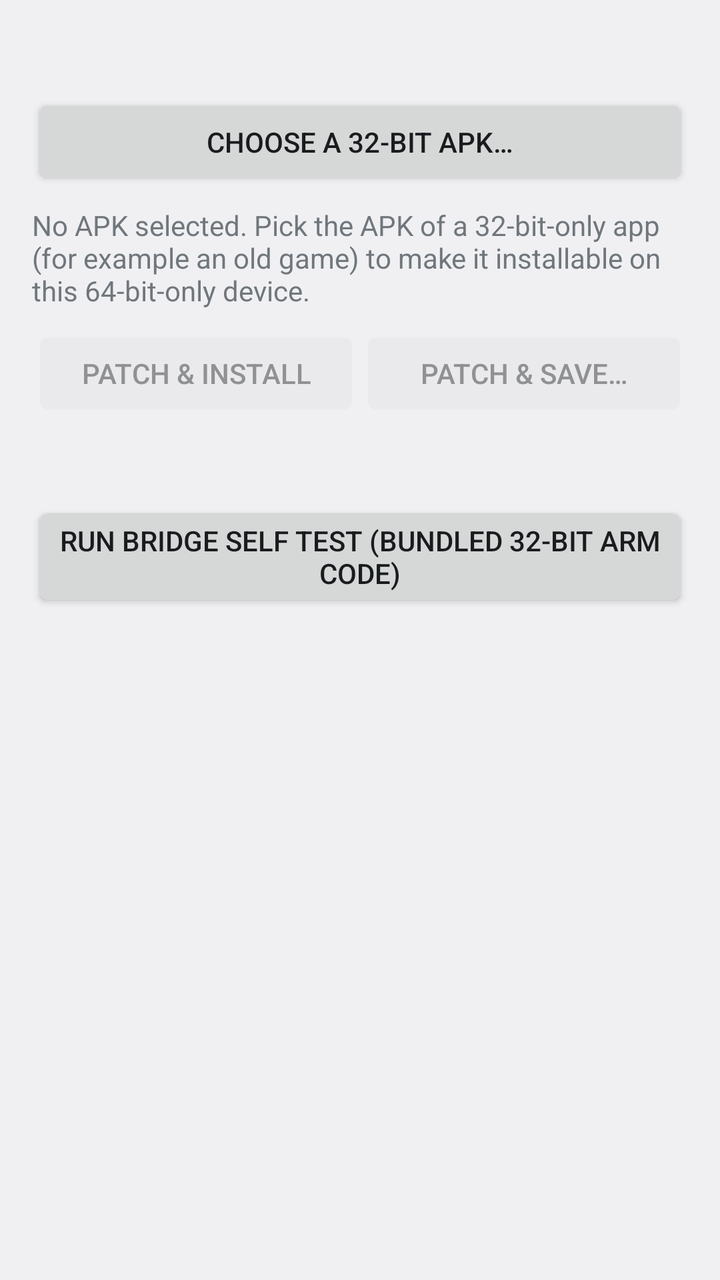
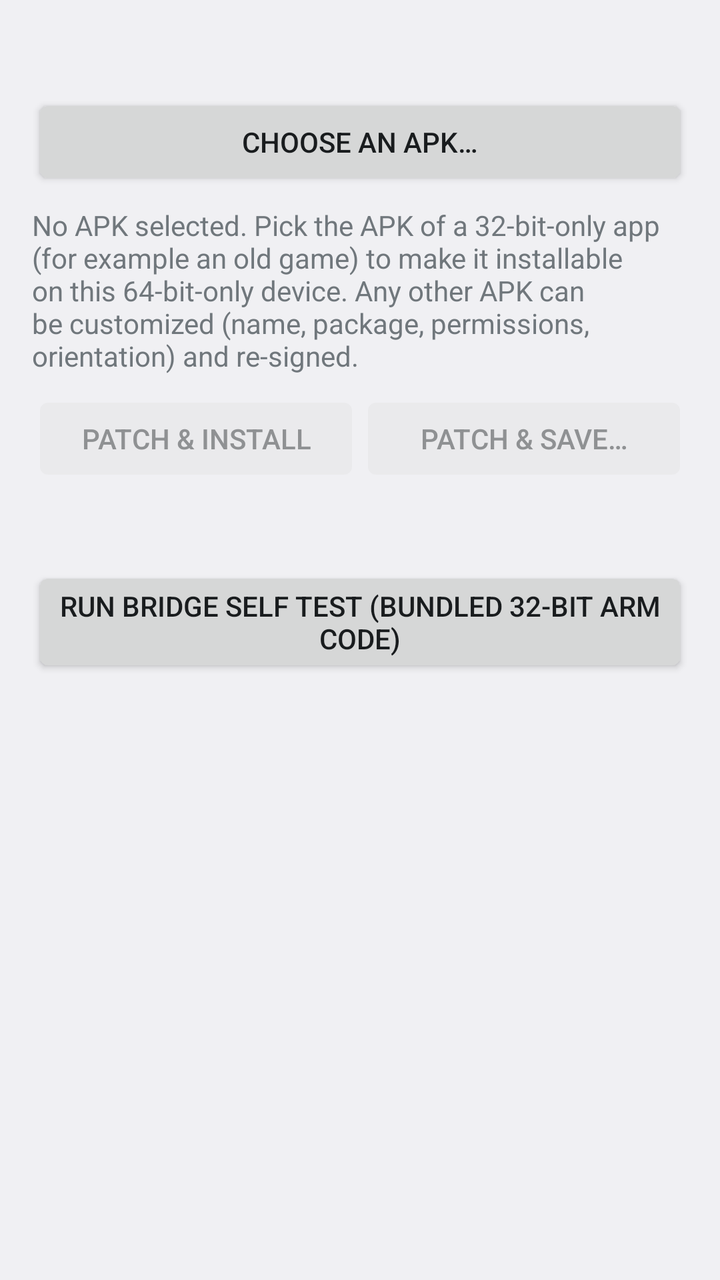

An Android layout rendered at two revisions. The XML below is the earlier revision; the diff shows what the commit changed to produce the second picture.
<!-- AndroidManifest.xml: application theme android:Theme.DeviceDefault.Light.DarkActionBar -->
<!-- res/layout/activity_main.xml -->
<?xml version="1.0" encoding="utf-8"?>
<ScrollView xmlns:android="http://schemas.android.com/apk/res/android"
    android:layout_width="match_parent"
    android:layout_height="match_parent"
    android:fitsSystemWindows="true"
    android:fillViewport="true">

    <LinearLayout
        android:layout_width="match_parent"
        android:layout_height="wrap_content"
        android:orientation="vertical"
        android:padding="16dp">

        <TextView
            android:id="@+id/deviceInfo"
            android:layout_width="match_parent"
            android:layout_height="wrap_content"
            android:textAppearance="?android:attr/textAppearanceSmall" />

        <Button
            android:id="@+id/pickButton"
            android:layout_width="match_parent"
            android:layout_height="wrap_content"
            android:layout_marginTop="12dp"
            android:text="@string/pick_apk" />

        <TextView
            android:id="@+id/apkInfo"
            android:layout_width="match_parent"
            android:layout_height="wrap_content"
            android:layout_marginTop="8dp"
            android:text="@string/no_apk"
            android:textIsSelectable="true" />

        <CheckBox
            android:id="@+id/raiseTargetSdk"
            android:layout_width="match_parent"
            android:layout_height="wrap_content"
            android:layout_marginTop="8dp"
            android:text="@string/raise_target_sdk"
            android:visibility="gone" />

        <CheckBox
            android:id="@+id/legacyScaling"
            android:layout_width="match_parent"
            android:layout_height="wrap_content"
            android:layout_marginTop="8dp"
            android:text="@string/legacy_scaling"
            android:visibility="gone" />

        <CheckBox
            android:id="@+id/inGameMenu"
            android:layout_width="match_parent"
            android:layout_height="wrap_content"
            android:layout_marginTop="8dp"
            android:text="@string/in_game_menu"
            android:visibility="gone" />

        <LinearLayout
            android:layout_width="match_parent"
            android:layout_height="wrap_content"
            android:layout_marginTop="8dp"
            android:orientation="horizontal">

            <Button
                android:id="@+id/installButton"
                android:layout_width="0dp"
                android:layout_height="wrap_content"
                android:layout_weight="1"
                android:enabled="false"
                android:text="@string/patch_install" />

            <Button
                android:id="@+id/saveButton"
                android:layout_width="0dp"
                android:layout_height="wrap_content"
                android:layout_weight="1"
                android:enabled="false"
                android:text="@string/patch_save" />
        </LinearLayout>

        <ProgressBar
            android:id="@+id/progress"
            style="?android:attr/progressBarStyleHorizontal"
            android:layout_width="match_parent"
            android:layout_height="wrap_content"
            android:layout_marginTop="8dp"
            android:max="100"
            android:visibility="invisible" />

        <Button
            android:id="@+id/selfTestButton"
            android:layout_width="match_parent"
            android:layout_height="wrap_content"
            android:layout_marginTop="16dp"
            android:text="@string/self_test" />

        <TextView
            android:id="@+id/log"
            android:layout_width="match_parent"
            android:layout_height="wrap_content"
            android:layout_marginTop="8dp"
            android:fontFamily="monospace"
            android:textIsSelectable="true"
            android:textSize="12sp" />
    </LinearLayout>
</ScrollView>
<!-- resources referenced by this layout -->
<resources>
  <string name="in_game_menu">In-game menu (optional): a small floating button inside the game that shows the frame rate and can relax or switch off the game\'s own frame limiter.</string>
  <string name="legacy_scaling">Low-resolution rendering (optional): run the app in Android\'s screen compatibility mode. Use this for very old games whose graphics and buttons look tiny on this screen.</string>
  <string name="no_apk">No APK selected. Pick the APK of a 32-bit-only app (for example an old game) to make it installable on this 64-bit-only device.</string>
  <string name="patch_install">Patch &amp; install</string>
  <string name="patch_save">Patch &amp; save…</string>
  <string name="pick_apk">Choose a 32-bit APK…</string>
  <string name="raise_target_sdk">Raise targetSdkVersion to %1$d (required by this Android version to install the app)</string>
  <string name="self_test">Run bridge self test (bundled 32-bit ARM code)</string>
</resources>

<!-- the commit's change to res/layout/activity_main.xml (unified diff, before → after) -->
@@ -57,6 +57,110 @@
             android:visibility="gone" />
 
         <LinearLayout
+            android:id="@+id/customize"
+            android:layout_width="match_parent"
+            android:layout_height="wrap_content"
+            android:layout_marginTop="12dp"
+            android:orientation="vertical"
+            android:visibility="gone">
+
+            <TextView
+                android:layout_width="match_parent"
+                android:layout_height="wrap_content"
+                android:text="@string/customize_title"
+                android:textAppearance="?android:attr/textAppearanceMedium"
+                android:textStyle="bold" />
+
+            <TextView
+                android:layout_width="match_parent"
+                android:layout_height="wrap_content"
+                android:layout_marginTop="8dp"
+                android:text="@string/custom_label" />
+
+            <EditText
+                android:id="@+id/appLabel"
+                android:layout_width="match_parent"
+                android:layout_height="wrap_content"
+                android:importantForAutofill="no"
+                android:inputType="text"
+                android:singleLine="true" />
+
+            <TextView
+                android:layout_width="match_parent"
+                android:layout_height="wrap_content"
+                android:layout_marginTop="8dp"
+                android:text="@string/custom_package" />
+
+            <EditText
+                android:id="@+id/appPackage"
+                android:layout_width="match_parent"
+                android:layout_height="wrap_content"
+                android:importantForAutofill="no"
+                android:inputType="textNoSuggestions"
+                android:singleLine="true" />
+
+            <TextView
+                android:layout_width="match_parent"
+                android:layout_height="wrap_content"
+                android:layout_marginTop="8dp"
+                android:text="@string/custom_orientation" />
+
+            <Spinner
+                android:id="@+id/orientation"
+                android:layout_width="match_parent"
+                android:layout_height="wrap_content" />
+
+            <CheckBox
+                android:id="@+id/debuggable"
+                android:layout_width="match_parent"
+                android:layout_height="wrap_content"
+                android:layout_marginTop="8dp"
+                android:text="@string/custom_debuggable" />
+
+            <CheckBox
+                android:id="@+id/extractNativeLibs"
+                android:layout_width="match_parent"
+                android:layout_height="wrap_content"
+                android:text="@string/custom_extract_libs" />
+
+            <TextView
+                android:layout_width="match_parent"
+                android:layout_height="wrap_content"
+                android:layout_marginTop="12dp"
+                android:text="@string/custom_permissions"
+                android:textStyle="bold" />
+
+            <LinearLayout
+                android:id="@+id/permissionList"
+                android:layout_width="match_parent"
+                android:layout_height="wrap_content"
+                android:orientation="vertical" />
+
+            <LinearLayout
+                android:layout_width="match_parent"
+                android:layout_height="wrap_content"
+                android:orientation="horizontal">
+
+                <AutoCompleteTextView
+                    android:id="@+id/newPermission"
+                    android:layout_width="0dp"
+                    android:layout_height="wrap_content"
+                    android:layout_weight="1"
+                    android:completionThreshold="1"
+                    android:hint="@string/custom_permission_hint"
+                    android:importantForAutofill="no"
+                    android:inputType="textNoSuggestions"
+                    android:singleLine="true" />
+
+                <Button
+                    android:id="@+id/addPermission"
+                    android:layout_width="wrap_content"
+                    android:layout_height="wrap_content"
+                    android:text="@string/custom_permission_add" />
+            </LinearLayout>
+        </LinearLayout>
+
+        <LinearLayout
             android:layout_width="match_parent"
             android:layout_height="wrap_content"
             android:layout_marginTop="8dp"
<!-- resource entries referenced after the edit -->
@@ -1,11 +1,20 @@
 <!-- resources referenced by this layout -->
 <resources>
+  <string name="custom_debuggable">Debuggable (lets tools such as adb run-as and debuggers attach)</string>
+  <string name="custom_extract_libs">Extract native libraries on install (helps some old apps that look for their .so files on disk)</string>
+  <string name="custom_label">App name (leave empty to keep it)</string>
+  <string name="custom_orientation">Screen orientation</string>
+  <string name="custom_package">Package name (leave empty to keep it). A new package name installs the app as a separate copy next to the original; its saved data and OBB/expansion files then have to be under the new name.</string>
+  <string name="custom_permission_add">Add</string>
+  <string name="custom_permission_hint">Add a permission, e.g. android.permission.INTERNET</string>
+  <string name="custom_permissions">Permissions (untick to remove)</string>
+  <string name="customize_title">Customize (optional)</string>
   <string name="in_game_menu">In-game menu (optional): a small floating button inside the game that shows the frame rate and can relax or switch off the game\'s own frame limiter.</string>
   <string name="legacy_scaling">Low-resolution rendering (optional): run the app in Android\'s screen compatibility mode. Use this for very old games whose graphics and buttons look tiny on this screen.</string>
-  <string name="no_apk">No APK selected. Pick the APK of a 32-bit-only app (for example an old game) to make it installable on this 64-bit-only device.</string>
+  <string name="no_apk">No APK selected. Pick the APK of a 32-bit-only app (for example an old game) to make it installable on this 64-bit-only device. Any other APK can be customized (name, package, permissions, orientation) and re-signed.</string>
   <string name="patch_install">Patch &amp; install</string>
   <string name="patch_save">Patch &amp; save…</string>
-  <string name="pick_apk">Choose a 32-bit APK…</string>
+  <string name="pick_apk">Choose an APK…</string>
   <string name="raise_target_sdk">Raise targetSdkVersion to %1$d (required by this Android version to install the app)</string>
   <string name="self_test">Run bridge self test (bundled 32-bit ARM code)</string>
 </resources>
